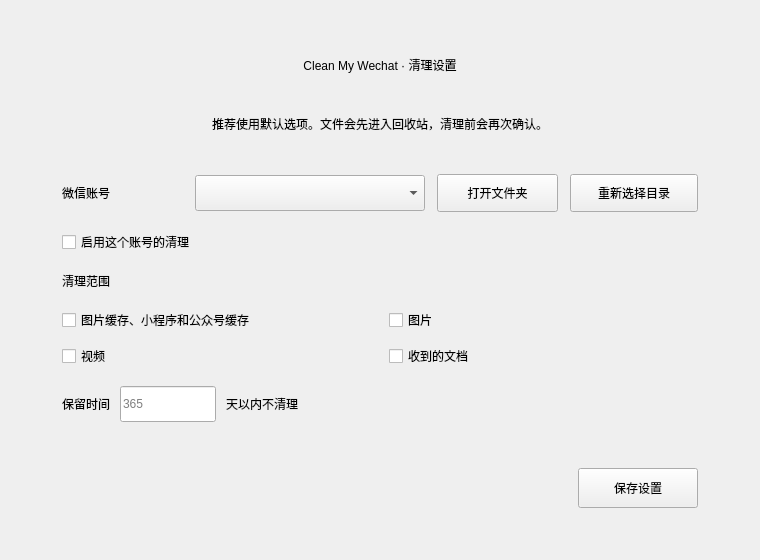
blackboxo/CleanMyWechat, file images/config.ui: the form before one commit.
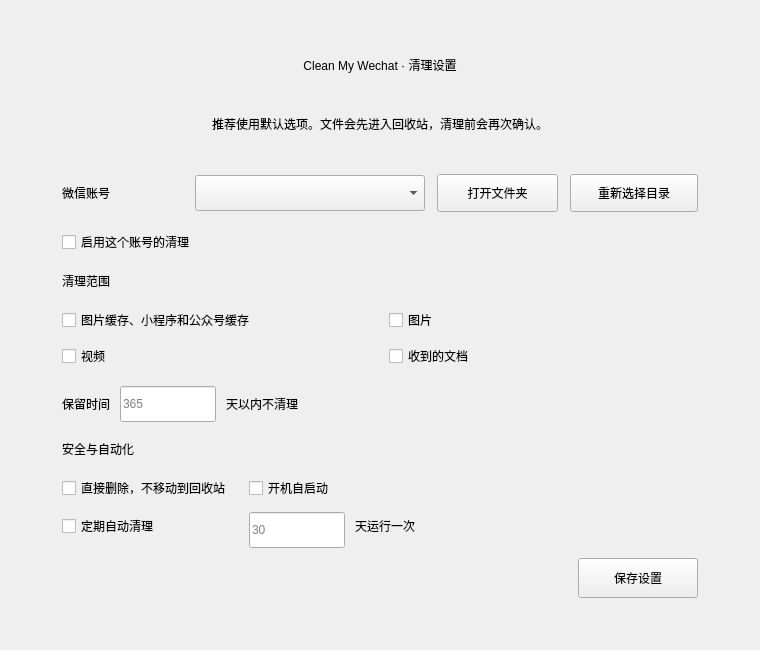
The form after the commit. Icons and pictures are not drawn.

Commit message: Add month directory cleanup and automation settings

Patch:
```diff
--- a/images/config.ui
+++ b/images/config.ui
@@ -7,13 +7,13 @@
     <x>0</x>
     <y>0</y>
     <width>760</width>
-    <height>560</height>
+    <height>650</height>
    </rect>
   </property>
   <property name="minimumSize">
    <size>
     <width>760</width>
-    <height>560</height>
+    <height>650</height>
    </size>
   </property>
   <property name="windowTitle">
@@ -44,7 +44,7 @@
     color: #6a7d72;
     font-size: 13px;
 }
-QLabel#label_scope, QLabel#label_days, QLabel#label_3 {
+QLabel#label_scope, QLabel#label_days, QLabel#label_3, QLabel#label_global, QLabel#label_auto_days {
     color: #486256;
     font-size: 14px;
 }
@@ -345,6 +345,90 @@
             </size>
            </property>
           </spacer>
+         </item>
+       </layout>
+      </item>
+       <item>
+        <widget class="QLabel" name="label_global">
+         <property name="text">
+          <string>安全与自动化</string>
+         </property>
+        </widget>
+       </item>
+       <item>
+        <layout class="QGridLayout" name="globalLayout">
+         <property name="horizontalSpacing">
+          <number>18</number>
+         </property>
+         <property name="verticalSpacing">
+          <number>12</number>
+         </property>
+         <item row="0" column="0">
+          <widget class="QCheckBox" name="check_direct_delete">
+           <property name="text">
+            <string>直接删除，不移动到回收站</string>
+           </property>
+          </widget>
+         </item>
+         <item row="0" column="1">
+          <widget class="QCheckBox" name="check_run_at_startup">
+           <property name="text">
+            <string>开机自启动</string>
+           </property>
+          </widget>
+         </item>
+         <item row="1" column="0">
+          <widget class="QCheckBox" name="check_auto_clean">
+           <property name="text">
+            <string>定期自动清理</string>
+           </property>
+          </widget>
+         </item>
+         <item row="1" column="1">
+          <layout class="QHBoxLayout" name="autoDaysLayout">
+           <property name="spacing">
+            <number>10</number>
+           </property>
+           <item>
+            <widget class="QLineEdit" name="line_auto_days">
+             <property name="minimumSize">
+              <size>
+               <width>80</width>
+               <height>36</height>
+              </size>
+             </property>
+             <property name="maximumSize">
+              <size>
+               <width>96</width>
+               <height>16777215</height>
+              </size>
+             </property>
+             <property name="placeholderText">
+              <string>30</string>
+             </property>
+            </widget>
+           </item>
+           <item>
+            <widget class="QLabel" name="label_auto_days">
+             <property name="text">
+              <string>天运行一次</string>
+             </property>
+            </widget>
+           </item>
+           <item>
+            <spacer name="autoDaysSpacer">
+             <property name="orientation">
+              <enum>Qt::Horizontal</enum>
+             </property>
+             <property name="sizeHint" stdset="0">
+              <size>
+               <width>20</width>
+               <height>20</height>
+              </size>
+             </property>
+            </spacer>
+           </item>
+          </layout>
          </item>
         </layout>
        </item>
```
The commit also changes 2 other files.
